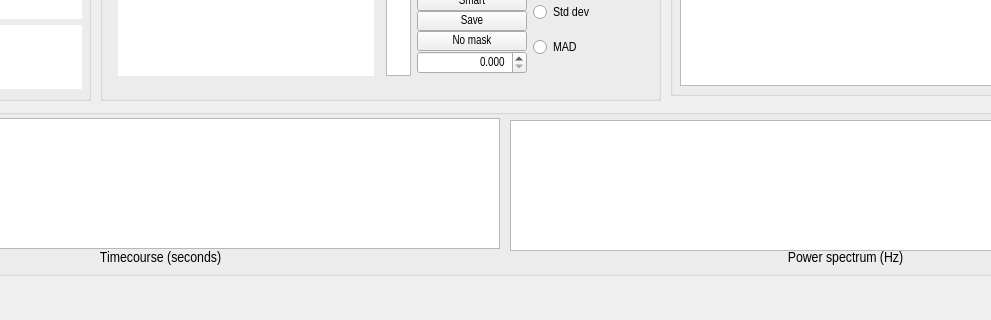
Before: the Qt Designer form rapidtide/tidepoolTemplate_alt_changedfonts.ui in bbfrederick/rapidtide, drawn with Qt 5; both pictures show x 120 to 1111 and y 495 to 815 of the 1373 by 815 pixel window.
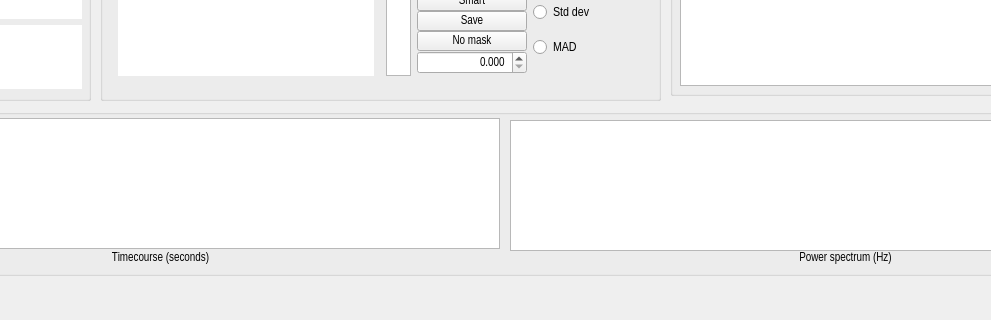
After: the same form once the commit is applied. Custom widgets are drawn as their Qt base class.

The edit to the form file:
```diff
--- a/rapidtide/tidepoolTemplate_alt_changedfonts.ui
+++ b/rapidtide/tidepoolTemplate_alt_changedfonts.ui
@@ -1785,7 +1785,6 @@
      <property name="font">
       <font>
        <family>Arial Narrow</family>
-       <pointsize>11</pointsize>
       </font>
      </property>
      <property name="text">
@@ -1807,7 +1806,6 @@
      <property name="font">
       <font>
        <family>Arial Narrow</family>
-       <pointsize>11</pointsize>
       </font>
      </property>
      <property name="text">
```
